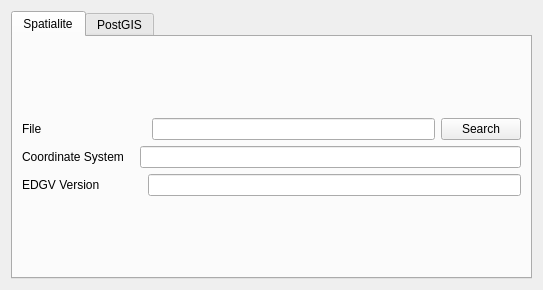
Before: the Qt Designer form CustomWidgets/connectionWidget.ui in dsgoficial/DsgTools, drawn with Qt 5.
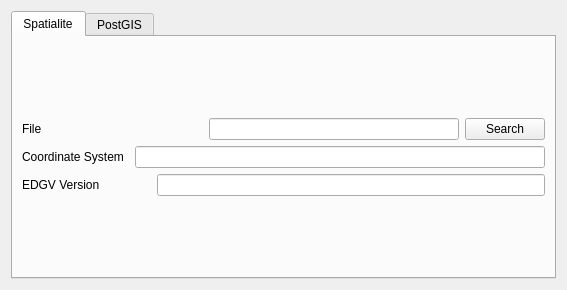
After: the same form once the commit is applied.

```diff
--- a/CustomWidgets/connectionWidget.ui
+++ b/CustomWidgets/connectionWidget.ui
@@ -6,7 +6,7 @@
    <rect>
     <x>0</x>
     <y>0</y>
-    <width>543</width>
+    <width>567</width>
     <height>290</height>
    </rect>
   </property>
@@ -41,11 +41,11 @@
               <enum>Qt::Horizontal</enum>
              </property>
              <property name="sizeType">
-              <enum>QSizePolicy::Fixed</enum>
+              <enum>QSizePolicy::Minimum</enum>
              </property>
              <property name="sizeHint" stdset="0">
               <size>
-               <width>38</width>
+               <width>95</width>
                <height>20</height>
               </size>
              </property>
@@ -78,11 +78,11 @@
               <enum>Qt::Horizontal</enum>
              </property>
              <property name="sizeType">
-              <enum>QSizePolicy::Fixed</enum>
+              <enum>QSizePolicy::Minimum</enum>
              </property>
              <property name="sizeHint" stdset="0">
               <size>
-               <width>10</width>
+               <width>5</width>
                <height>20</height>
               </size>
              </property>
@@ -108,11 +108,11 @@
               <enum>Qt::Horizontal</enum>
              </property>
              <property name="sizeType">
-              <enum>QSizePolicy::Fixed</enum>
+              <enum>QSizePolicy::Minimum</enum>
              </property>
              <property name="sizeHint" stdset="0">
               <size>
-               <width>42</width>
+               <width>51</width>
                <height>20</height>
               </size>
              </property>
```
Left out of the diff: 42 changed lines with no effect on the pictures.
